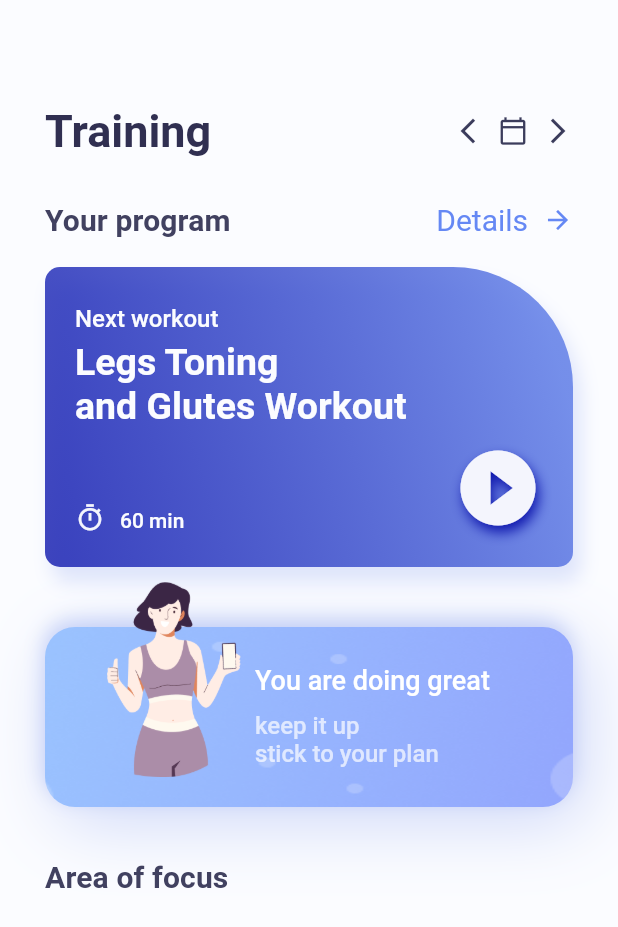
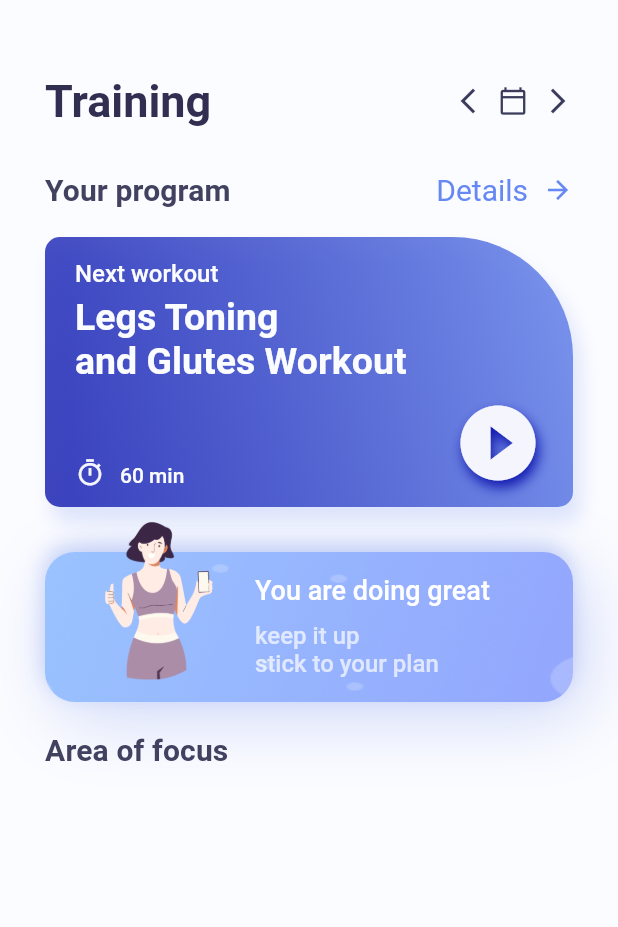
Before and after one commit to dudeel/FitnessManager, a Flutter app: the screen it shows after launch, on a phone screen of 412 x 824 dp. Shown: the top 927 px of the screen. Run offline on Flutter 3.47's test engine with Material 2 defaults, Android fonts, the phone set to English and light mode, and no system bars.

Commit message:
update spacing in HomePage

```diff
--- a/lib/features/home/presentation/home_page.dart
+++ b/lib/features/home/presentation/home_page.dart
@@ -30,7 +30,7 @@ class _HomePageState extends State<HomePage> {
     final theme = Theme.of(context);
     return Scaffold(
       body: Container(
-        padding: const EdgeInsets.only(top: 70, left: 30, right: 30),
+        padding: const EdgeInsets.only(top: 50, left: 30, right: 30),
         child: Column(
           children: [
             Row(
@@ -79,7 +79,7 @@ class _HomePageState extends State<HomePage> {
             const SizedBox(height: 20),
             Container(
               width: MediaQuery.of(context).size.width,
-              height: 200,
+              height: 180,
               decoration: BoxDecoration(
                 gradient: LinearGradient(
                   colors: [
@@ -104,7 +104,7 @@ class _HomePageState extends State<HomePage> {
                 ],
               ),
               child: Container(
-                padding: const EdgeInsets.only(left: 20, top: 25, right: 20),
+                padding: const EdgeInsets.only(left: 20, top: 15, right: 20),
                 child: Column(
                   crossAxisAlignment: CrossAxisAlignment.start,
                   children: [
@@ -153,13 +153,13 @@ class _HomePageState extends State<HomePage> {
             const SizedBox(height: 10),
             SizedBox(
               width: MediaQuery.of(context).size.width,
-              height: 180,
+              height: 140,
               child: Stack(
                 alignment: Alignment.centerLeft,
                 children: [
                   Container(
                     width: MediaQuery.of(context).size.width,
-                    height: 120,
+                    height: 100,
                     decoration: BoxDecoration(
                       borderRadius: BorderRadius.circular(20),
                       image: const DecorationImage(
@@ -183,10 +183,10 @@ class _HomePageState extends State<HomePage> {
                     ),
                   ),
                   Container(
-                    height: 150,
+                    height: 160,
                     width: MediaQuery.of(context).size.width,
                     margin:
-                        const EdgeInsets.only(left: 20, right: 200, bottom: 50),
+                        const EdgeInsets.only(left: 20, right: 220, bottom: 35),
                     decoration: BoxDecoration(
                       borderRadius: BorderRadius.circular(20),
                       image: const DecorationImage(
@@ -227,7 +227,6 @@ class _HomePageState extends State<HomePage> {
                 ],
               ),
             ),
-            const SizedBox(height: 5),
             Row(
               children: [
                 Text(
```
